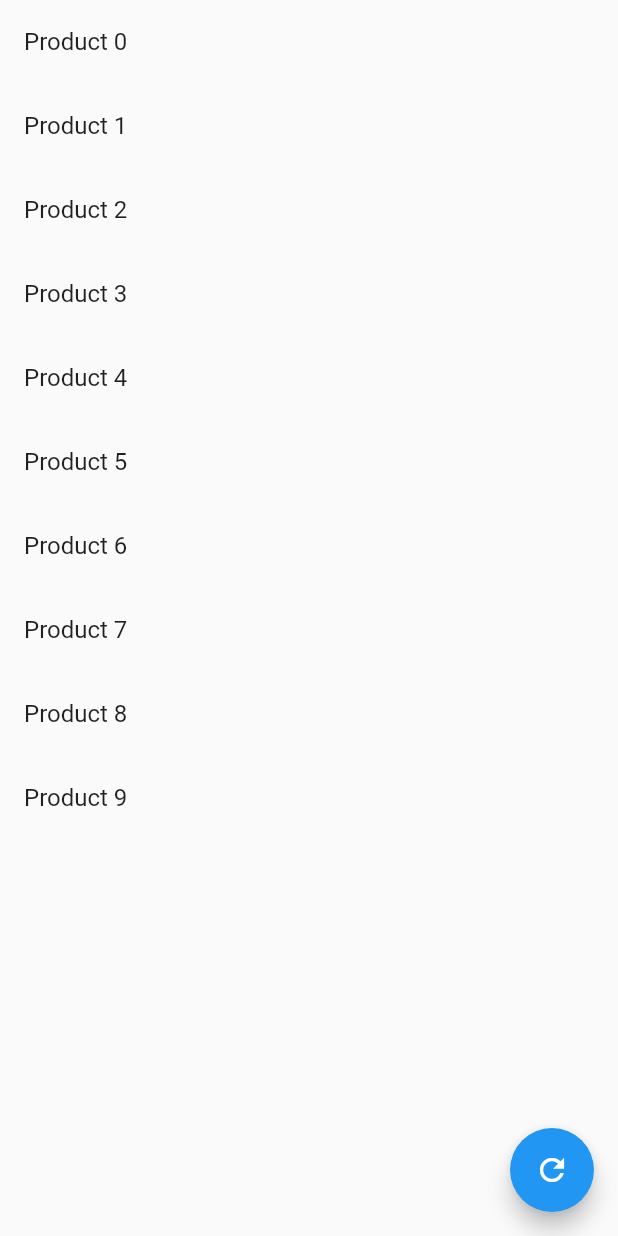
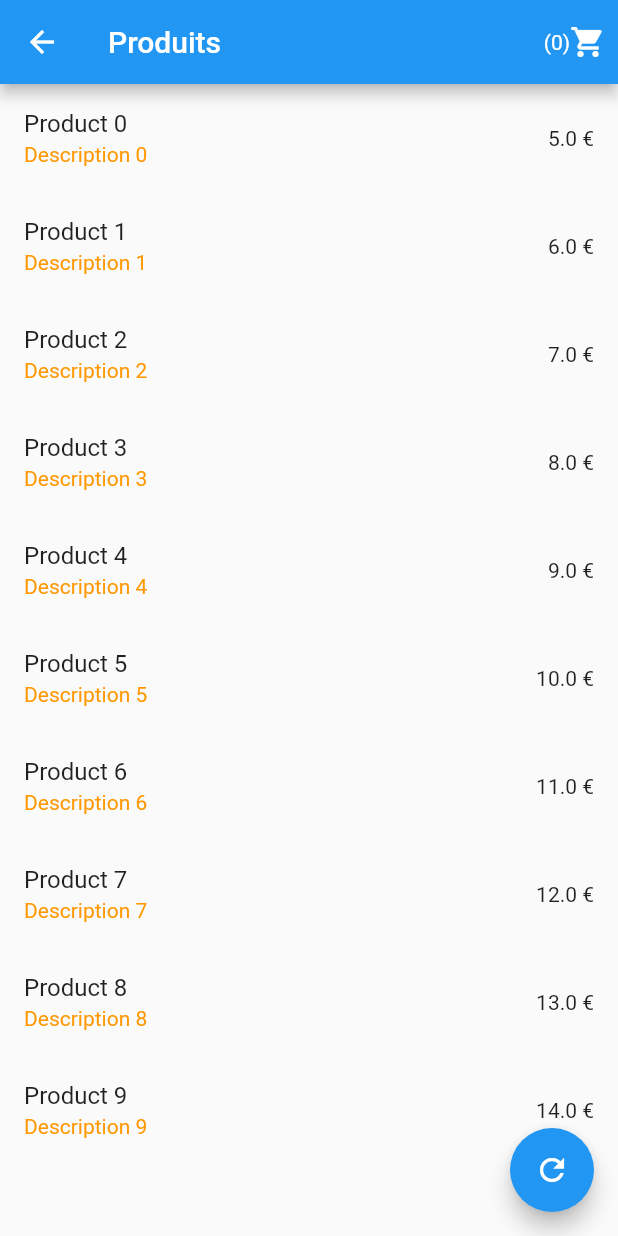
Before and after one commit to ThomasEcalle/marvin_app_moc, a Flutter app: the HomeScreen screen opened directly, after a tap on the "refresh" icon, on a phone screen of 412 x 824 dp. Run offline on Flutter 3.47's test engine with Material 2 defaults, Android fonts, the phone set to English and light mode, and no system bars; our stand-ins replace bloc, flutter_bloc.

Commit message:
wip 3 bloc

```diff
--- /dev/null
+++ b/lib/home_screen/cart_bloc/cart_event.dart
@@ -0,0 +1,10 @@
+part of 'cart_bloc.dart';
+
+@immutable
+abstract class CartEvent {}
+
+class AddProduct extends CartEvent {
+  final Product product;
+
+  AddProduct(this.product);
+}
--- /dev/null
+++ b/lib/home_screen/cart_bloc/cart_state.dart
@@ -0,0 +1,32 @@
+part of 'cart_bloc.dart';
+
+enum CartStatus {
+  initial,
+  loading,
+  updated,
+  error,
+}
+
+class CartState {
+  final CartStatus status;
+  final List<Product> products;
+  final String? error;
+
+  CartState({
+    this.status = CartStatus.initial,
+    this.products = const [],
+    this.error,
+  });
+
+  CartState copyWith({
+    CartStatus? status,
+    List<Product>? products,
+    String? error,
+  }) {
+    return CartState(
+      status: status ?? this.status,
+      products: products ?? this.products,
+      error: error ?? this.error,
+    );
+  }
+}
--- /dev/null
+++ b/lib/home_screen/cart_icon.dart
@@ -0,0 +1,33 @@
+import 'package:flutter/material.dart';
+import 'package:flutter_bloc/flutter_bloc.dart';
+import 'package:marvin_app_moc/home_screen/cart_bloc/cart_bloc.dart';
+
+class CartIcon extends StatelessWidget {
+  final VoidCallback? onTap;
+
+  const CartIcon({
+    Key? key,
+    this.onTap,
+  }) : super(key: key);
+
+  @override
+  Widget build(BuildContext context) {
+    return BlocBuilder<CartBloc, CartState>(
+      buildWhen: (previousState, nextState) {
+        return nextState.status == CartStatus.updated;
+      },
+      builder: (context, state) {
+        debugPrint('Building cart icon');
+        return GestureDetector(
+          onTap: onTap,
+          child: Row(
+            children: [
+              Text('(${state.products.length})'),
+              const Icon(Icons.shopping_cart),
+            ],
+          ),
+        );
+      },
+    );
+  }
+}
--- a/lib/home_screen/home_screen.dart
+++ b/lib/home_screen/home_screen.dart
@@ -1,6 +1,12 @@
 import 'package:flutter/material.dart';
 import 'package:flutter_bloc/flutter_bloc.dart';
+import 'package:marvin_app_moc/home_screen/cart_screen/cart_screen.dart';
+import 'package:marvin_app_moc/home_screen/models/product.dart';
+import 'package:marvin_app_moc/home_screen/product_detail_screen/product_detail_screen.dart';
+import 'package:marvin_app_moc/home_screen/product_item.dart';
 import 'package:marvin_app_moc/home_screen/products_bloc/products_bloc.dart';
+
+import 'cart_icon.dart';
 
 class HomeScreen extends StatelessWidget {
   const HomeScreen({Key? key}) : super(key: key);
@@ -9,8 +15,20 @@ class HomeScreen extends StatelessWidget {
   Widget build(BuildContext context) {
     return BlocProvider(
       create: (context) => ProductsBloc()..add(GetAllProducts(10)),
-      child: Builder(builder: (context) {
+      child: Builder(
+        builder: (context) {
           return Scaffold(
+            appBar: AppBar(
+              title: const Text('Produits'),
+              actions: [
+                Padding(
+                  padding: const EdgeInsets.all(8.0),
+                  child: CartIcon(
+                    onTap: () => _onCartTap(context),
+                  ),
+                ),
+              ],
+            ),
             body: BlocBuilder<ProductsBloc, ProductsState>(
               builder: (context, state) {
                 switch (state.status) {
@@ -37,8 +55,9 @@ class HomeScreen extends StatelessWidget {
                       itemCount: products.length,
                       itemBuilder: (context, index) {
                         final product = products[index];
-                      return ListTile(
-                        title: Text(product.name),
+                        return ProductItem(
+                          product: product,
+                          onTap: () => _onProductTap(context, product),
                         );
                       },
                     );
@@ -46,14 +65,25 @@ class HomeScreen extends StatelessWidget {
               },
             ),
             floatingActionButton: FloatingActionButton(
-            child: Icon(Icons.refresh),
-            onPressed: () {
-              final productsBloc = BlocProvider.of<ProductsBloc>(context);
-              productsBloc.add(GetAllProducts(10));
+              child: const Icon(Icons.refresh),
+              onPressed: () => _onRefreshList(context),
+            ),
+          );
         },
       ),
     );
-      }),
-    );
+  }
+
+  void _onCartTap(BuildContext context) {
+    CartScreen.navigateTo(context);
+  }
+
+  void _onRefreshList(BuildContext context) {
+    final productsBloc = BlocProvider.of<ProductsBloc>(context);
+    productsBloc.add(GetAllProducts(10));
+  }
+
+  void _onProductTap(BuildContext context, Product product) {
+    ProductDetailScreen.navigateTo(context, product);
   }
 }
--- /dev/null
+++ b/lib/home_screen/product_item.dart
@@ -0,0 +1,24 @@
+import 'package:flutter/material.dart';
+
+import 'models/product.dart';
+
+class ProductItem extends StatelessWidget {
+  final Product product;
+  final VoidCallback? onTap;
+
+  const ProductItem({
+    Key? key,
+    required this.product,
+    this.onTap,
+  }) : super(key: key);
+
+  @override
+  Widget build(BuildContext context) {
+    return ListTile(
+      title: Text(product.name),
+      subtitle: Text(product.description),
+      trailing: Text("${product.price} €"),
+      onTap: onTap,
+    );
+  }
+}
```
Also changed, not shown: lib/home_screen/cart_bloc/cart_bloc.dart (added, +33 -0 lines), lib/home_screen/cart_screen/cart_screen.dart (added, +42 -0 lines), lib/home_screen/product_detail_screen/product_detail_screen.dart (added, +80 -0 lines), lib/main.dart (+30 -1 lines). Lines whose indentation alone changed are shown as unchanged.
